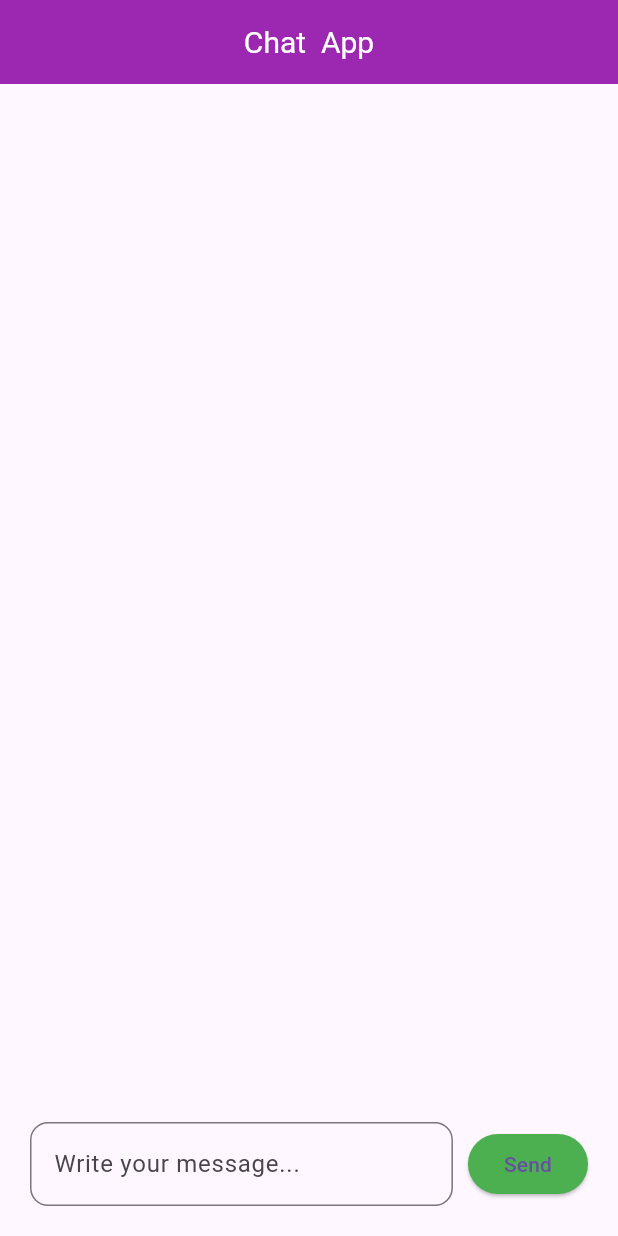
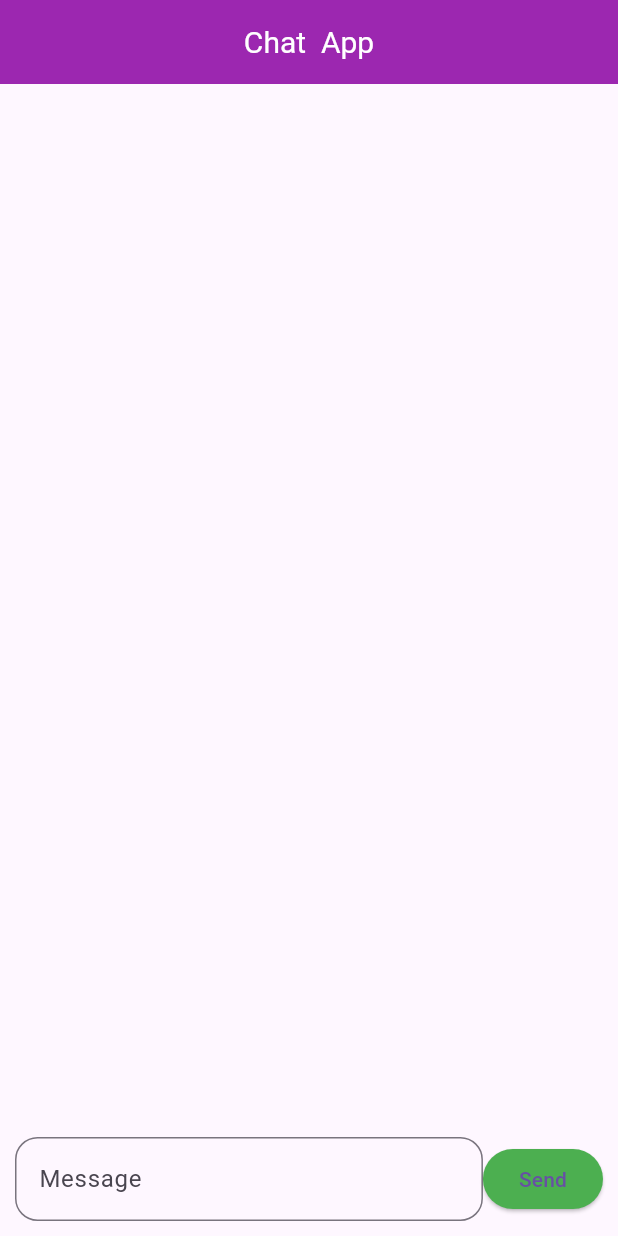
Before and after one commit to Majok-Bol/chat_app, a Flutter app: the screen it shows after launch, on a phone screen of 412 x 824 dp. Run offline on Flutter 3.47's test engine with Material 3 defaults, Android fonts, the phone set to English and light mode, and no system bars.

Commit message:
added text field

```diff
--- a/lib/main.dart
+++ b/lib/main.dart
@@ -38,34 +38,43 @@ class ChatListState extends State<ChatList>{
   Widget build(BuildContext context){
     return Scaffold(
       appBar: AppBar(title: Text('Chat  App',style: TextStyle(color: Colors.white,fontSize: 20),),centerTitle: true,backgroundColor: Colors.purple,),
-      body:Align(
-      alignment: Alignment.bottomCenter,
-        // color: Colors.grey,
-        child: Container(
-          padding: EdgeInsets.all(10),
-          margin: EdgeInsets.all(10),
-          child: Column(
-          mainAxisSize: MainAxisSize.min,
-          children: [
-            Row(children: [
-              Expanded(child:
-              TextField(
+      body:Column(
+        // mainAxisSize: MainAxisSize.min,
+        children: [
+          Expanded(child:ListView.builder(
+            itemCount: chats.length,
+
+              itemBuilder:(context,index){
+            return Align(
+              alignment: Alignment.topRight,
+              child: Container(
+                padding: EdgeInsets.all(10),
+                margin: EdgeInsets.all(10),
+                decoration: BoxDecoration(
+                  color: Colors.blue,
+                  // borderRadius: BorderRadius.circular(10),
+                ),
+                child: Text(chats[index],style: TextStyle(color: Colors.black),),
+              ),
+
+            );
+
+          })),
+          Padding(padding: EdgeInsets.all(10),child: Row(
+            // mainAxisSize: MainAxisSize.min,
+            children: [
+              Expanded(child: TextField(
                 controller: chatController,
                 decoration: InputDecoration(
-                    border: OutlineInputBorder(borderRadius: BorderRadius.circular(12)),
-                    hintText: 'Write your message...'
+                  border: OutlineInputBorder(borderRadius: BorderRadius.circular(15)),
+                  labelText: 'Message',
+                  // hintText: 'Message'
                 ),
-              ),
-              ),
-              SizedBox(width: 10,),
-              SizedBox(child: ElevatedButton(onPressed:addChat,style: ElevatedButton.styleFrom(backgroundColor: Colors.green), child: Text('Send')),),
-            ],),
-
-            ],),
-            ),
-
-
-
+              )),
+              SizedBox(child: ElevatedButton(onPressed: addChat, style:ElevatedButton.styleFrom(backgroundColor: Colors.green),child: Text('Send')),)
+            ],
+          ),)
+        ],
       ),
     );
 
```
